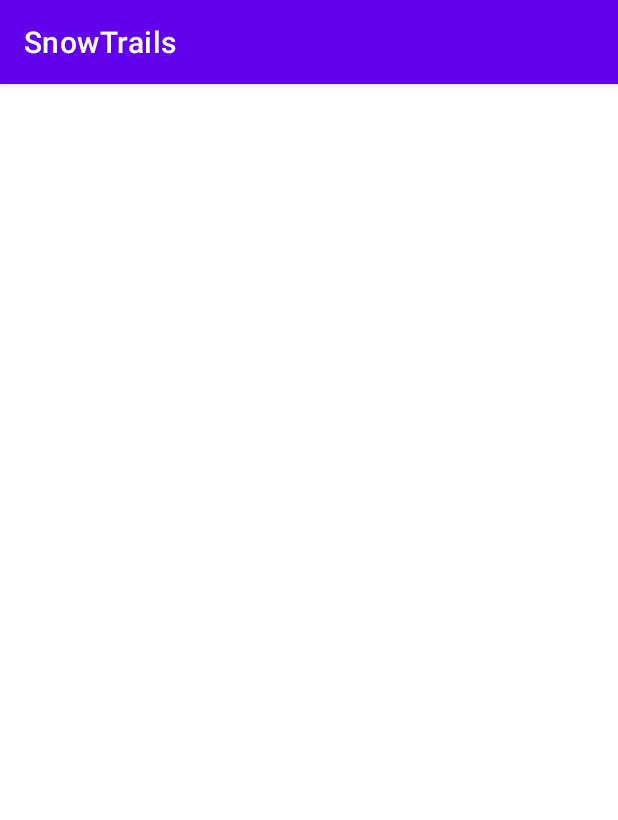
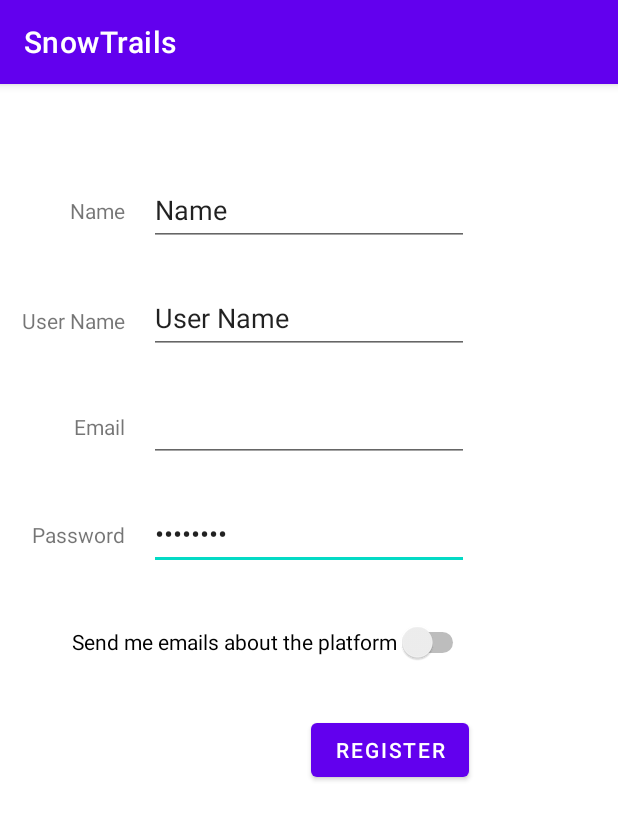
Before and after one commit to dSandley20/SnowTrails, an Android app: the RegisterActivity screen opened directly, with no data from a screen before it, on a phone screen of 412 x 824 dp. Shown: the top 820 px of the screen. Run offline under Robolectric (Android 15) with nearby library versions, the phone set to English and light mode, and no system bars.

Commit message:
finish prototyping layouts

```diff
--- a/app/build.gradle
+++ b/app/build.gradle
@@ -30,7 +30,7 @@ android {
         jvmTarget = '1.8'
     }
     buildFeatures{
-        viewBinding= true
+        viewBinding = true
     }
 }
 
--- a/app/src/main/java/com/example/snowtrails/activities/LoginActivity.kt
+++ b/app/src/main/java/com/example/snowtrails/activities/LoginActivity.kt
@@ -11,4 +11,8 @@ class LoginActivity : AppCompatActivity (){
         binding = ActivityLoginBinding.inflate(layoutInflater)
         setContentView(binding.root)
     }
+
+    fun submitLogin(){
+
+    }
 }
--- a/app/src/main/java/com/example/snowtrails/api/Api.kt
+++ b/app/src/main/java/com/example/snowtrails/api/Api.kt
@@ -38,11 +38,8 @@ class Api (private val context : Context) {
         queue.add(stringRequest)
     }
 
-    fun makeRequest(requestType: Int, endUrl: String){
+    fun makeRequest(requestType: Int, endUrl: String, postData : HashMap<*, *>){
 
-        val requestBody : JSONObject = JSONObject()
-        requestBody.put("username", "foo")
-        requestBody.put("password", "foo")
         val stringRequest : StringRequest =
             object : StringRequest(requestType, (startingUrl + endUrl),
                 Response.Listener { response ->
@@ -59,13 +56,7 @@ class Api (private val context : Context) {
                     return "application/json"
                 }
                 override fun getBody(): ByteArray {
-                    //TODO format as JSON -> move to util file so we can just pass in data as needed
-                    val params2 = HashMap<String, String>()
-                    //TODO don't have this hardcoded
-                    params2.put("username","foo" )
-                    params2.put("password", "foo")
-                    println(params2)
-                    return JSONObject(params2 as Map<String, String>).toString().toByteArray()
+                    return JSONObject(postData as Map<String, String>).toString().toByteArray()
                 }
 
             }
--- a/app/src/main/res/layout/activity_login.xml
+++ b/app/src/main/res/layout/activity_login.xml
@@ -10,11 +10,11 @@
         android:layout_width="wrap_content"
         android:layout_height="wrap_content"
         android:layout_marginTop="32dp"
-        android:text="Submit"
-        app:layout_constraintEnd_toEndOf="@+id/password_login_input"
+        android:text="@string/submit"
+        app:layout_constraintEnd_toEndOf="@id/password_login_input"
         app:layout_constraintHorizontal_bias="0.58"
-        app:layout_constraintStart_toStartOf="@+id/password_input_label"
-        app:layout_constraintTop_toBottomOf="@+id/password_login_input" />
+        app:layout_constraintStart_toStartOf="@id/password_input_label"
+        app:layout_constraintTop_toBottomOf="@id/password_login_input" />
 
     <EditText
         android:id="@+id/username_login_input"
@@ -22,7 +22,6 @@
         android:layout_height="wrap_content"
         android:layout_marginTop="100dp"
         android:layout_marginEnd="60dp"
-        android:autofillHints=""
         android:ems="10"
         android:inputType="textEmailAddress"
         android:labelFor="@id/username_input_label"
@@ -35,13 +34,12 @@
         android:layout_width="wrap_content"
         android:layout_height="wrap_content"
         android:layout_marginTop="40dp"
-        android:autofillHints=""
         android:ems="10"
         android:inputType="textPassword"
         android:labelFor="@id/password_input_label"
         android:minHeight="48dp"
-        app:layout_constraintEnd_toEndOf="@+id/username_login_input"
-        app:layout_constraintTop_toBottomOf="@+id/username_login_input" />
+        app:layout_constraintEnd_toEndOf="@id/username_login_input"
+        app:layout_constraintTop_toBottomOf="@id/username_login_input" />
 
     <TextView
         android:id="@+id/username_input_label"
@@ -50,9 +48,9 @@
         android:layout_marginEnd="30dp"
         android:labelFor="@id/username_login_input"
         android:text="@string/user_name_label"
-        app:layout_constraintBottom_toBottomOf="@+id/username_login_input"
-        app:layout_constraintEnd_toStartOf="@+id/username_login_input"
-        app:layout_constraintTop_toTopOf="@+id/username_login_input" />
+        app:layout_constraintBottom_toBottomOf="@id/username_login_input"
+        app:layout_constraintEnd_toStartOf="@id/username_login_input"
+        app:layout_constraintTop_toTopOf="@id/username_login_input" />
 
     <TextView
         android:id="@+id/password_input_label"
@@ -61,8 +59,18 @@
         android:layout_marginEnd="8dp"
         android:labelFor="@id/password_login_input"
         android:text="@string/password_label"
-        app:layout_constraintBottom_toBottomOf="@+id/password_login_input"
-        app:layout_constraintEnd_toEndOf="@+id/username_input_label"
-        app:layout_constraintTop_toTopOf="@+id/password_login_input" />
+        app:layout_constraintBottom_toBottomOf="@id/password_login_input"
+        app:layout_constraintEnd_toEndOf="@id/username_input_label"
+        app:layout_constraintTop_toTopOf="@id/password_login_input" />
+
+    <Button
+        android:id="@+id/go_to_register_button"
+        android:layout_width="wrap_content"
+        android:layout_height="wrap_content"
+        android:layout_marginTop="32dp"
+        android:text="@string/register"
+        app:layout_constraintEnd_toEndOf="@+id/log_in_submit"
+        app:layout_constraintStart_toStartOf="@+id/log_in_submit"
+        app:layout_constraintTop_toBottomOf="@+id/log_in_submit" />
 
 </androidx.constraintlayout.widget.ConstraintLayout>
--- a/app/src/main/res/layout/activity_register.xml
+++ b/app/src/main/res/layout/activity_register.xml
@@ -1,6 +1,126 @@
 <?xml version="1.0" encoding="utf-8"?>
 <androidx.constraintlayout.widget.ConstraintLayout xmlns:android="http://schemas.android.com/apk/res/android"
+    xmlns:app="http://schemas.android.com/apk/res-auto"
+    xmlns:tools="http://schemas.android.com/tools"
+    android:id="@+id/create"
     android:layout_width="match_parent"
     android:layout_height="match_parent">
 
+    <EditText
+        android:id="@+id/password_register_input"
+        android:layout_width="wrap_content"
+        android:layout_height="wrap_content"
+        android:layout_marginTop="24dp"
+        android:ems="10"
+        android:inputType="textPassword"
+        android:minHeight="48dp"
+        android:text="@string/password_label"
+        app:layout_constraintEnd_toEndOf="@+id/email_register_input"
+        app:layout_constraintTop_toBottomOf="@+id/email_register_input"
+        tools:ignore="DuplicateSpeakableTextCheck" />
+
+    <EditText
+        android:id="@+id/email_register_input"
+        android:layout_width="wrap_content"
+        android:layout_height="wrap_content"
+        android:layout_marginTop="24dp"
+        android:ems="10"
+        android:inputType="textEmailAddress"
+        android:labelFor="@id/email_register_label"
+        android:minHeight="48dp"
+        app:layout_constraintEnd_toEndOf="@+id/username_register_input"
+        app:layout_constraintTop_toBottomOf="@+id/username_register_input" />
+
+    <EditText
+        android:id="@+id/username_register_input"
+        android:layout_width="wrap_content"
+        android:layout_height="wrap_content"
+        android:layout_marginTop="24dp"
+        android:ems="10"
+        android:inputType="textPersonName"
+        android:minHeight="48dp"
+        android:text="@string/user_name_label"
+        app:layout_constraintEnd_toEndOf="@+id/name_register_input"
+        app:layout_constraintTop_toBottomOf="@+id/name_register_input"
+        tools:ignore="DuplicateSpeakableTextCheck" />
+
+    <EditText
+        android:id="@+id/name_register_input"
+        android:layout_width="wrap_content"
+        android:layout_height="wrap_content"
+        android:layout_marginTop="60dp"
+        android:ems="10"
+        android:inputType="textPersonName"
+        android:labelFor="@id/name_register_label"
+        android:minHeight="48dp"
+        android:text="@string/name"
+        app:layout_constraintEnd_toEndOf="parent"
+        app:layout_constraintStart_toStartOf="parent"
+        app:layout_constraintTop_toTopOf="parent" />
+
+    <Switch
+        android:id="@+id/agree_to_emails_switch"
+        android:layout_width="wrap_content"
+        android:layout_height="wrap_content"
+        android:layout_marginTop="24dp"
+        android:minHeight="48dp"
+        android:text="@string/send_me_emails_about_the_platform"
+        app:layout_constraintEnd_toEndOf="@+id/password_register_input"
+        app:layout_constraintTop_toBottomOf="@+id/password_register_input" />
+
+    <Button
+        android:id="@+id/create_account_button"
+        android:layout_width="wrap_content"
+        android:layout_height="wrap_content"
+        android:layout_marginTop="24dp"
+        android:text="@string/register"
+        app:layout_constraintEnd_toEndOf="@+id/agree_to_emails_switch"
+        app:layout_constraintTop_toBottomOf="@+id/agree_to_emails_switch" />
+
+    <TextView
+        android:id="@+id/name_register_label"
+        android:layout_width="wrap_content"
+        android:layout_height="wrap_content"
+        android:layout_marginEnd="16dp"
+        android:labelFor="@id/name_register_input"
+        android:text="@string/name"
+        app:layout_constraintBottom_toBottomOf="@+id/name_register_input"
+        app:layout_constraintEnd_toStartOf="@+id/name_register_input"
+        app:layout_constraintTop_toTopOf="@+id/name_register_input"
+        app:layout_constraintVertical_bias="0.517" />
+
+    <TextView
+        android:id="@+id/username_register_label"
+        android:layout_width="wrap_content"
+        android:layout_height="wrap_content"
+        android:layout_marginTop="10dp"
+        android:layout_marginEnd="16dp"
+        android:text="@string/user_name_label"
+        app:layout_constraintBottom_toBottomOf="@+id/username_register_input"
+        app:layout_constraintEnd_toStartOf="@+id/username_register_input"
+        app:layout_constraintTop_toTopOf="@+id/username_register_input"
+        app:layout_constraintVertical_bias="0.31" />
+
+    <TextView
+        android:id="@+id/email_register_label"
+        android:layout_width="wrap_content"
+        android:layout_height="wrap_content"
+        android:layout_marginEnd="16dp"
+        android:labelFor="@id/email_register_input"
+        android:text="@string/email"
+        app:layout_constraintBottom_toBottomOf="@+id/email_register_input"
+        app:layout_constraintEnd_toStartOf="@+id/email_register_input"
+        app:layout_constraintTop_toTopOf="@+id/email_register_input"
+        tools:ignore="SpeakableTextPresentCheck" />
+
+    <TextView
+        android:id="@+id/password_register_label"
+        android:layout_width="wrap_content"
+        android:layout_height="wrap_content"
+        android:layout_marginEnd="16dp"
+        android:text="@string/password_label"
+        app:layout_constraintBottom_toBottomOf="@+id/password_register_input"
+        app:layout_constraintEnd_toStartOf="@+id/password_register_input"
+        app:layout_constraintTop_toTopOf="@+id/password_register_input" />
+
 </androidx.constraintlayout.widget.ConstraintLayout>
--- a/app/src/main/res/values/strings.xml
+++ b/app/src/main/res/values/strings.xml
@@ -6,4 +6,11 @@
     <string name="main_image_for_title_screen">main image for title screen</string>
     <string name="password_label">Password</string>
     <string name="user_name_label">User Name</string>
+    <string name="submit">Submit</string>
+    <string name="register">Register</string>
+    <string name="name">Name</string>
+    <string name="name">Name</string>
+    <string name="send_me_emails_about_the_platform">Send me emails about the platform</string>
+    <string name="register">Register</string>
+    <string name="email">Email</string>
 </resources>
```
